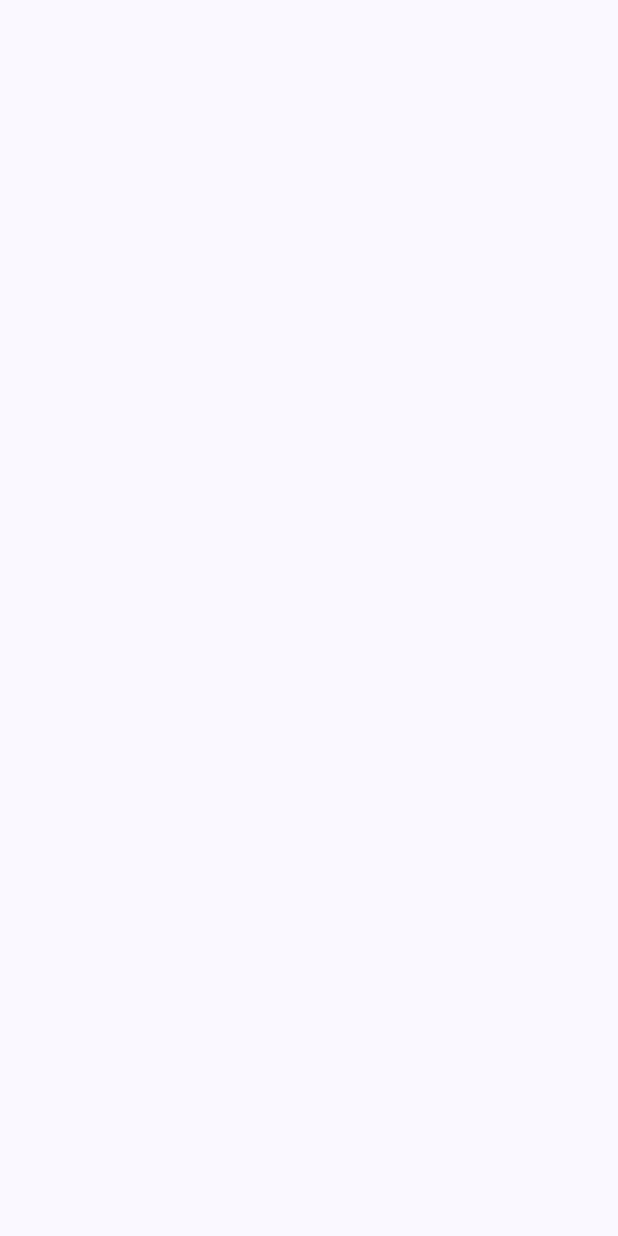
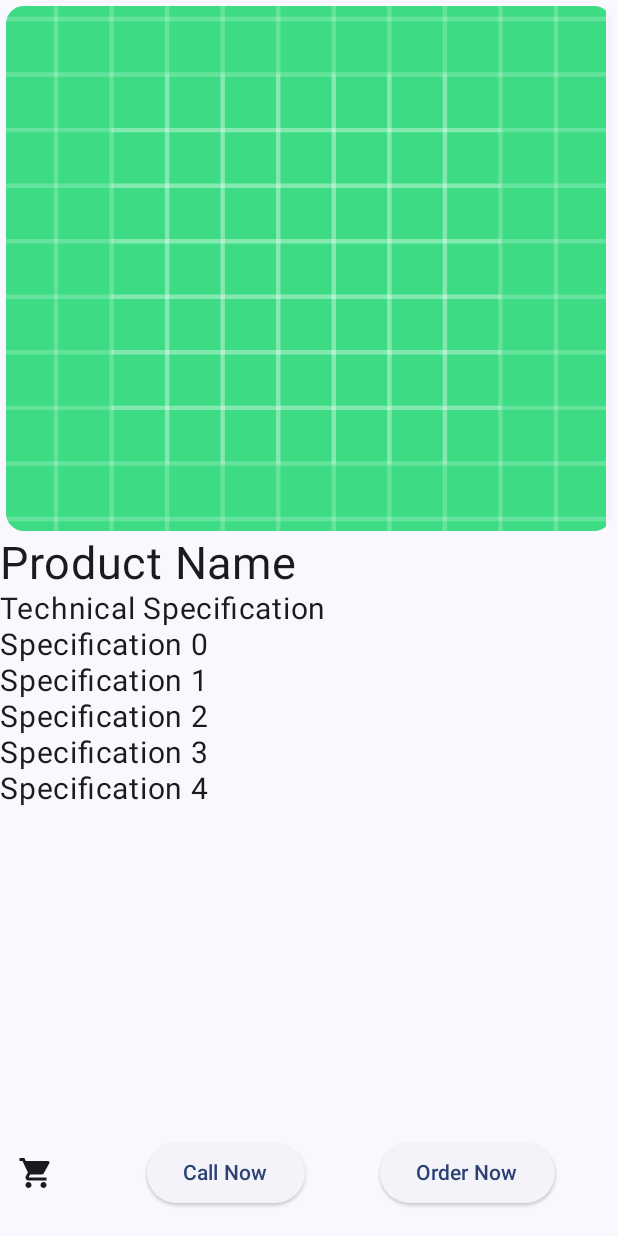
Before and after one commit to Naveenpal725/Demo1, an Android app built with Jetpack Compose: the screen it shows after launch (MainActivity), on a phone screen of 412 x 824 dp. Before the commit the screen is empty. Run offline under Robolectric (Android 15) with nearby library versions, the phone set to English and light mode, and no system bars.

Commit message:
Added new image for product and add some  and some buttons

```diff
--- a/app/src/main/java/com/design/demo1/MainActivity.kt
+++ b/app/src/main/java/com/design/demo1/MainActivity.kt
@@ -1,14 +1,41 @@
 package com.design.demo1
 
+import android.graphics.drawable.Icon
+import android.media.Image
 import android.os.Bundle
 import androidx.activity.ComponentActivity
 import androidx.activity.compose.setContent
+import androidx.compose.foundation.Image
+import androidx.compose.foundation.layout.Column
+import androidx.compose.foundation.layout.Row
+import androidx.compose.foundation.layout.Spacer
 import androidx.compose.foundation.layout.fillMaxSize
+import androidx.compose.foundation.layout.fillMaxWidth
+import androidx.compose.foundation.layout.height
+import androidx.compose.foundation.layout.padding
+import androidx.compose.foundation.layout.size
+import androidx.compose.foundation.layout.width
+import androidx.compose.material.icons.Icons
+import androidx.compose.material.icons.filled.Menu
+import androidx.compose.material.icons.filled.ShoppingCart
+import androidx.compose.material3.ElevatedButton
+import androidx.compose.material3.ElevatedCard
+import androidx.compose.material3.Icon
+import androidx.compose.material3.IconButton
 import androidx.compose.material3.MaterialTheme
 import androidx.compose.material3.Surface
+import androidx.compose.material3.Text
+import androidx.compose.material3.TextButton
 import androidx.compose.runtime.Composable
 import androidx.compose.ui.Modifier
+import androidx.compose.ui.layout.ContentScale
+import androidx.compose.ui.modifier.modifierLocalMapOf
+import androidx.compose.ui.res.painterResource
+import androidx.compose.ui.tooling.preview.Preview
+import androidx.compose.ui.unit.dp
+import androidx.compose.ui.unit.sp
 import com.design.demo1.ui.theme.Demo1Theme
+
 
 class MainActivity : ComponentActivity() {
     override fun onCreate(savedInstanceState: Bundle?) {
@@ -30,5 +57,115 @@ class MainActivity : ComponentActivity() {
 
 @Composable
 fun YourTask() {
+    Column {
 
+        Column(
+
+            modifier = Modifier.fillMaxSize()
+
+        )
+        {
+//            Spacer(modifier = Modifier.height(2.dp))
+
+            ElevatedCard(
+                modifier = Modifier
+                    .fillMaxWidth()
+                    .padding(vertical = 4.dp, horizontal = 4.dp)
+            ) {
+
+
+                Column {
+                    Image(
+                        modifier = Modifier.size(height = 350.dp, width = 400.dp),
+                        painter = painterResource(id = R.drawable.ic_launcher_background),
+                        contentScale = ContentScale.Crop,
+                        contentDescription = null
+                    )
+                }
+
+
+            }
+
+                Column  {
+                    Column {
+//                        modifier = Modifier
+//                            .fillMaxWidth()
+//                            .padding(vertical = 4.dp, horizontal = 4.dp)
+//                        Spacer(modifier = Modifier.padding(vertical = 4.dp, horizontal = 4.dp)))
+
+                    }
+
+//                            .fillMaxWidth()
+//                            .padding(vertical = 4.dp, horizontal = 4.dp)
+                    Text(
+                        text = "Product Name",
+                        fontSize = 30.sp,
+                    )
+                    Text(
+                        text = "Technical Specification" ,
+                        fontSize = 20.sp,
+                    )
+
+                    Text(
+                        text = "Specification 0",
+                        fontSize = 20.sp,
+                    )
+                    Text(
+                        text = "Specification 1",
+                        fontSize = 20.sp,
+                    )
+                    Text(
+                        text = "Specification 2",
+                        fontSize = 20.sp,
+                    )
+                    Text(
+                        text = "Specification 3",
+                        fontSize = 20.sp,
+                    )
+                    Text(
+                        text = "Specification 4",
+                        fontSize = 20.sp,
+                    )
+
+
+                }
+                Spacer(modifier = Modifier.height(220.dp))
+                Column {
+                    Row {
+                        IconButton(onClick = { /*TODO*/ }) {
+                            Icon(
+                                imageVector = Icons.Filled.ShoppingCart,
+
+                                contentDescription = "Localized description"
+                            )
+                        }
+                        Spacer(modifier = Modifier.width(50.dp))
+                        ElevatedButton(onClick = { /*TODO*/ }) {
+                            Text("Call Now")
+                        }
+                        Spacer(modifier = Modifier.width(50.dp))
+                        ElevatedButton(onClick = { /*TODO*/ }) {
+                            Text("Order Now")
+                        }
+                    }
+
+
+                }
+        }
+        }
+
+
+    }
+
+
+
+
+
+
+
+
+@Preview(showBackground = true)
+@Composable
+private fun YourTaskPrev() {
+    YourTask()
 }
```
Also changed, not shown: gradle/wrapper/gradle-wrapper.properties.
